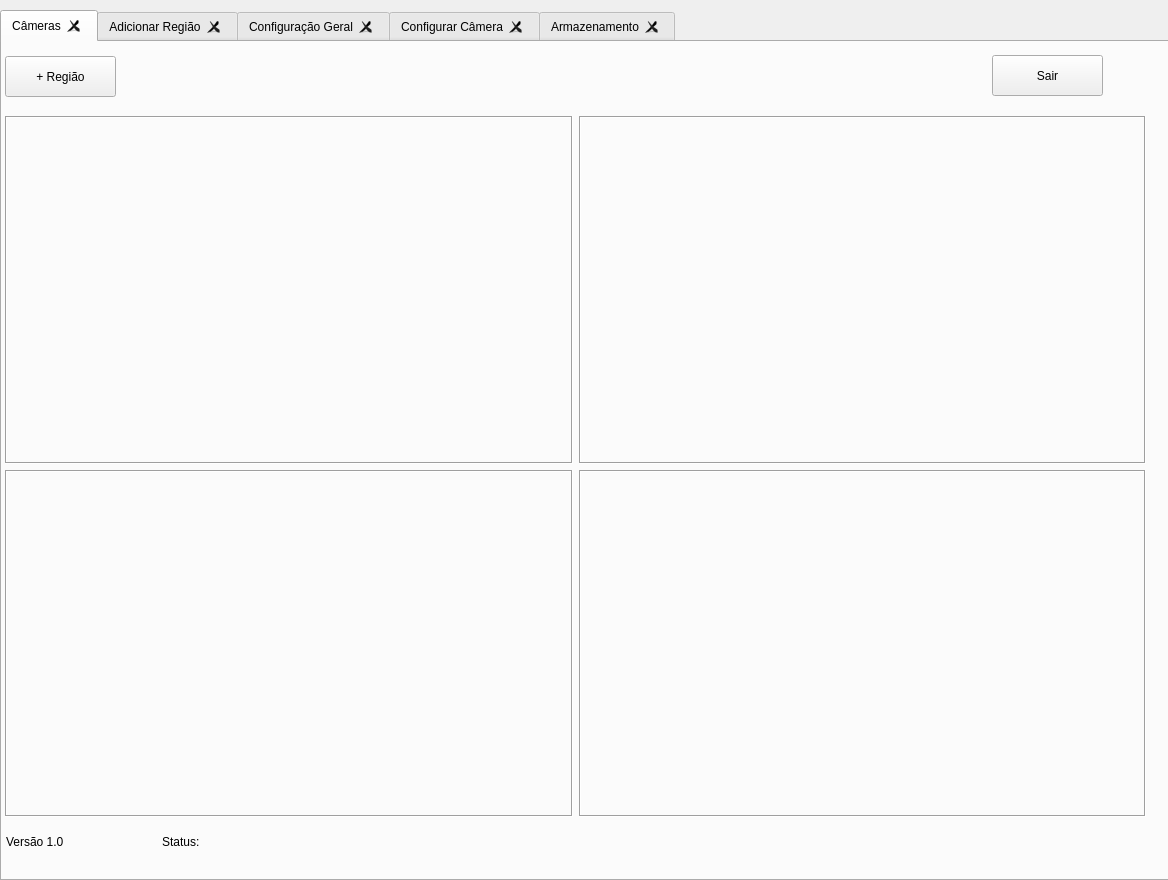
Above: mainForm.ui from noldorj/Personal-Home-Guard before the change. Below: the same form after it.
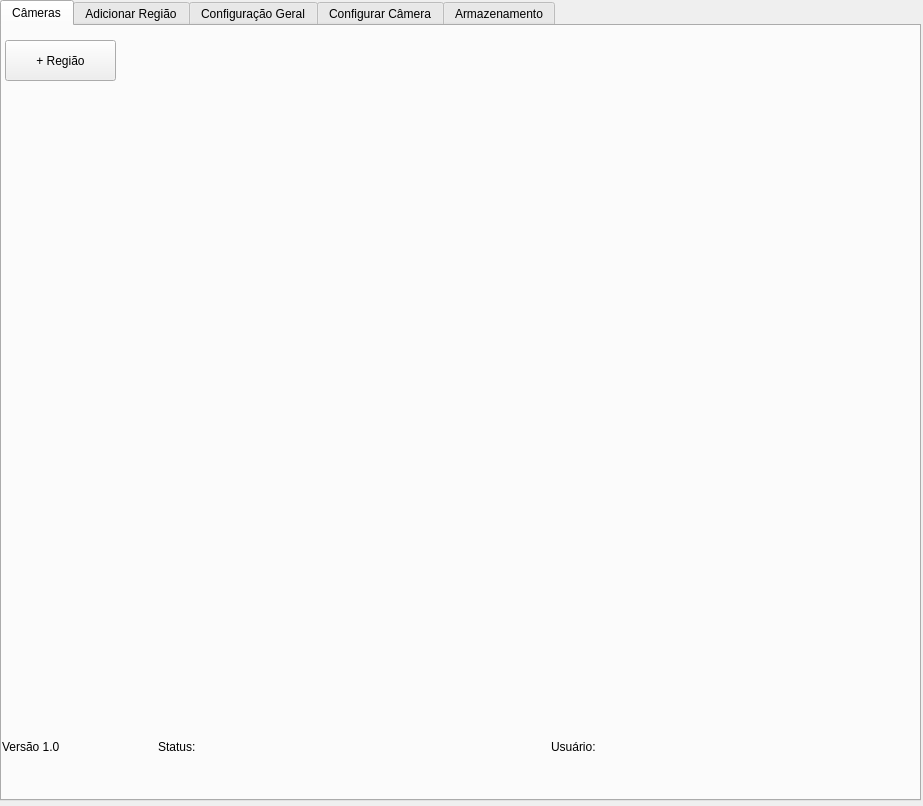
That is the form after the change. The open tabs and pages were chosen to show the change.

Commit message: form login ok - bugs GUI corrigidos - ajuste geral na GUI

The edit to the form file:
```diff
--- a/mainForm.ui
+++ b/mainForm.ui
@@ -9,30 +9,51 @@
    <rect>
     <x>0</x>
     <y>0</y>
-    <width>1168</width>
-    <height>880</height>
+    <width>923</width>
+    <height>806</height>
    </rect>
   </property>
+  <property name="sizePolicy">
+   <sizepolicy hsizetype="MinimumExpanding" vsizetype="MinimumExpanding">
+    <horstretch>0</horstretch>
+    <verstretch>0</verstretch>
+   </sizepolicy>
+  </property>
+  <property name="minimumSize">
+   <size>
+    <width>923</width>
+    <height>806</height>
+   </size>
+  </property>
   <property name="focusPolicy">
    <enum>Qt::TabFocus</enum>
   </property>
   <property name="windowTitle">
    <string>Configurações</string>
   </property>
+  <widget class="QWidget" name="horizontalLayoutWidget">
+   <property name="geometry">
+    <rect>
+     <x>0</x>
+     <y>0</y>
+     <width>921</width>
+     <height>801</height>
+    </rect>
+   </property>
+   <layout class="QHBoxLayout" name="layoutForm">
+    <item>
   <widget class="QTabWidget" name="tabConfig">
-   <property name="geometry">
-    <rect>
-     <x>0</x>
-     <y>10</y>
-     <width>1171</width>
-     <height>871</height>
-    </rect>
+      <property name="sizePolicy">
+       <sizepolicy hsizetype="MinimumExpanding" vsizetype="MinimumExpanding">
+        <horstretch>0</horstretch>
+        <verstretch>0</verstretch>
+       </sizepolicy>
    </property>
    <property name="currentIndex">
     <number>3</number>
    </property>
    <property name="tabsClosable">
-    <bool>true</bool>
+       <bool>false</bool>
    </property>
    <widget class="QWidget" name="tabCam">
     <attribute name="title">
@@ -41,113 +62,13 @@
     <widget class="QWidget" name="gridLayoutWidget_5">
      <property name="geometry">
       <rect>
-       <x>3</x>
-       <y>74</y>
-       <width>1141</width>
-       <height>701</height>
-      </rect>
-     </property>
-     <layout class="QGridLayout" name="gridCam">
-      <property name="sizeConstraint">
-       <enum>QLayout::SetNoConstraint</enum>
-      </property>
-      <property name="leftMargin">
-       <number>0</number>
-      </property>
-      <item row="0" column="0">
-       <widget class="QLabel" name="lblCam1">
-        <property name="sizePolicy">
-         <sizepolicy hsizetype="Expanding" vsizetype="Expanding">
-          <horstretch>0</horstretch>
-          <verstretch>0</verstretch>
-         </sizepolicy>
-        </property>
-        <property name="mouseTracking">
-         <bool>true</bool>
-        </property>
-        <property name="frameShape">
-         <enum>QFrame::Box</enum>
-        </property>
-        <property name="frameShadow">
-         <enum>QFrame::Sunken</enum>
-        </property>
-        <property name="midLineWidth">
-         <number>0</number>
-        </property>
-        <property name="text">
-         <string/>
-        </property>
-       </widget>
-      </item>
-      <item row="1" column="0">
-       <widget class="QLabel" name="lblCam3">
-        <property name="sizePolicy">
-         <sizepolicy hsizetype="Expanding" vsizetype="Expanding">
-          <horstretch>0</horstretch>
-          <verstretch>0</verstretch>
-         </sizepolicy>
-        </property>
-        <property name="frameShape">
-         <enum>QFrame::Box</enum>
-        </property>
-        <property name="frameShadow">
-         <enum>QFrame::Sunken</enum>
-        </property>
-        <property name="text">
-         <string/>
-        </property>
-       </widget>
-      </item>
-      <item row="1" column="1">
-       <widget class="QLabel" name="lblCam4">
-        <property name="sizePolicy">
-         <sizepolicy hsizetype="Expanding" vsizetype="Expanding">
-          <horstretch>0</horstretch>
-          <verstretch>0</verstretch>
-         </sizepolicy>
-        </property>
-        <property name="frameShape">
-         <enum>QFrame::Box</enum>
-        </property>
-        <property name="frameShadow">
-         <enum>QFrame::Sunken</enum>
-        </property>
-        <property name="text">
-         <string/>
-        </property>
-       </widget>
-      </item>
-      <item row="0" column="1">
-       <widget class="QLabel" name="lblCam2">
-        <property name="sizePolicy">
-         <sizepolicy hsizetype="Expanding" vsizetype="Expanding">
-          <horstretch>0</horstretch>
-          <verstretch>0</verstretch>
-         </sizepolicy>
-        </property>
-        <property name="frameShape">
-         <enum>QFrame::Box</enum>
-        </property>
-        <property name="frameShadow">
-         <enum>QFrame::Sunken</enum>
-        </property>
-        <property name="text">
-         <string/>
-        </property>
-       </widget>
-      </item>
-     </layout>
-    </widget>
-    <widget class="QWidget" name="horizontalLayoutWidget_5">
-     <property name="geometry">
-      <rect>
-       <x>4</x>
-       <y>779</y>
-       <width>1141</width>
+          <x>0</x>
+          <y>700</y>
+          <width>901</width>
        <height>41</height>
       </rect>
      </property>
-     <layout class="QHBoxLayout" name="horizontalLayout_6">
+        <layout class="QHBoxLayout" name="gridStatusInit">
       <property name="sizeConstraint">
        <enum>QLayout::SetNoConstraint</enum>
       </property>
@@ -214,6 +135,50 @@
         </property>
        </widget>
       </item>
+         <item>
+          <widget class="QLabel" name="label_89">
+           <property name="sizePolicy">
+            <sizepolicy hsizetype="Fixed" vsizetype="Minimum">
+             <horstretch>0</horstretch>
+             <verstretch>0</verstretch>
+            </sizepolicy>
+           </property>
+           <property name="minimumSize">
+            <size>
+             <width>65</width>
+             <height>0</height>
+            </size>
+           </property>
+           <property name="maximumSize">
+            <size>
+             <width>65</width>
+             <height>16777215</height>
+            </size>
+           </property>
+           <property name="baseSize">
+            <size>
+             <width>200</width>
+             <height>0</height>
+            </size>
+           </property>
+           <property name="text">
+            <string>Usuário:</string>
+           </property>
+          </widget>
+         </item>
+         <item>
+          <widget class="QLabel" name="lblInitUsername">
+           <property name="sizePolicy">
+            <sizepolicy hsizetype="MinimumExpanding" vsizetype="Preferred">
+             <horstretch>0</horstretch>
+             <verstretch>0</verstretch>
+            </sizepolicy>
+           </property>
+           <property name="text">
+            <string/>
+           </property>
+          </widget>
+         </item>
      </layout>
     </widget>
     <widget class="QPushButton" name="btnInitAddRegiao">
@@ -229,18 +194,45 @@
       <string>+ Região</string>
      </property>
     </widget>
-    <widget class="QPushButton" name="btnInitSair">
+       <widget class="QWidget" name="horizontalLayoutWidget_19">
      <property name="geometry">
       <rect>
-       <x>990</x>
-       <y>13</y>
-       <width>111</width>
-       <height>41</height>
-      </rect>
-     </property>
+          <x>0</x>
+          <y>60</y>
+          <width>901</width>
+          <height>641</height>
+         </rect>
+        </property>
+        <layout class="QHBoxLayout" name="gridCam">
+         <item>
+          <widget class="QLabel" name="lblCam1">
+           <property name="sizePolicy">
+            <sizepolicy hsizetype="Expanding" vsizetype="Expanding">
+             <horstretch>0</horstretch>
+             <verstretch>0</verstretch>
+            </sizepolicy>
+           </property>
+           <property name="mouseTracking">
+            <bool>true</bool>
+           </property>
+           <property name="frameShape">
+            <enum>QFrame::NoFrame</enum>
+           </property>
+           <property name="frameShadow">
+            <enum>QFrame::Sunken</enum>
+           </property>
+           <property name="midLineWidth">
+            <number>0</number>
+           </property>
      <property name="text">
-      <string>Sair</string>
-     </property>
+            <string/>
+           </property>
+           <property name="margin">
+            <number>0</number>
+           </property>
+          </widget>
+         </item>
+        </layout>
     </widget>
    </widget>
    <widget class="QWidget" name="tabRegion">
@@ -641,7 +633,7 @@
       </item>
      </layout>
     </widget>
-    <widget class="QWidget" name="horizontalLayoutWidget">
+       <widget class="QWidget" name="horizontalLayoutWidget_22">
      <property name="geometry">
       <rect>
        <x>0</x>
@@ -1533,50 +1525,10 @@
     </widget>
    </widget>
   </widget>
- </widget>
- <tabstops>
-  <tabstop>tabConfig</tabstop>
-  <tabstop>comboRegions</tabstop>
-  <tabstop>btnNewRegion</tabstop>
-  <tabstop>txtRegionName</tabstop>
-  <tabstop>checkPerson</tabstop>
-  <tabstop>checkCar</tabstop>
-  <tabstop>checkBike</tabstop>
-  <tabstop>checkDog</tabstop>
-  <tabstop>txtThreshold</tabstop>
-  <tabstop>comboAlarms</tabstop>
-  <tabstop>btnNewAlarm</tabstop>
-  <tabstop>txtNameAlarm</tabstop>
-  <tabstop>checkMon</tabstop>
-  <tabstop>checkTue</tabstop>
-  <tabstop>checkWed</tabstop>
-  <tabstop>checkThur</tabstop>
-  <tabstop>checkEmailAlert</tabstop>
-  <tabstop>checkFri</tabstop>
-  <tabstop>checkSat</tabstop>
-  <tabstop>checkSun</tabstop>
-  <tabstop>checkAlertSound</tabstop>
-  <tabstop>timeStart</tabstop>
-  <tabstop>timeEnd</tabstop>
-  <tabstop>btnSaveAlarm</tabstop>
-  <tabstop>btnDeleteAlarm</tabstop>
-  <tabstop>btnCancelAlarm</tabstop>
-  <tabstop>btnSaveRegion</tabstop>
-  <tabstop>btnDeleteRegion</tabstop>
-  <tabstop>btnCancelRegion</tabstop>
-  <tabstop>checkBoxVideoRecordingAllTime</tabstop>
-  <tabstop>txtDirRecordingAllTime</tabstop>
-  <tabstop>checkBoxWebCam</tabstop>
-  <tabstop>txtUrlRstp</tabstop>
-  <tabstop>txtEmailName</tabstop>
-  <tabstop>txtEmailPort</tabstop>
-  <tabstop>txtEmailSmtp</tabstop>
-  <tabstop>txtEmailUser</tabstop>
-  <tabstop>txtEmailPassword</tabstop>
-  <tabstop>txtEmailSubject</tabstop>
-  <tabstop>txtEmailTo</tabstop>
-  <tabstop>btnSaveEmail</tabstop>
- </tabstops>
+    </item>
+   </layout>
+  </widget>
+ </widget>
  <resources/>
  <connections/>
 </ui>
```
Left out of the diff: 170 changed lines with no effect on the pictures. Lines whose indentation alone changed are shown as unchanged. The commit also changes 11 other files.
